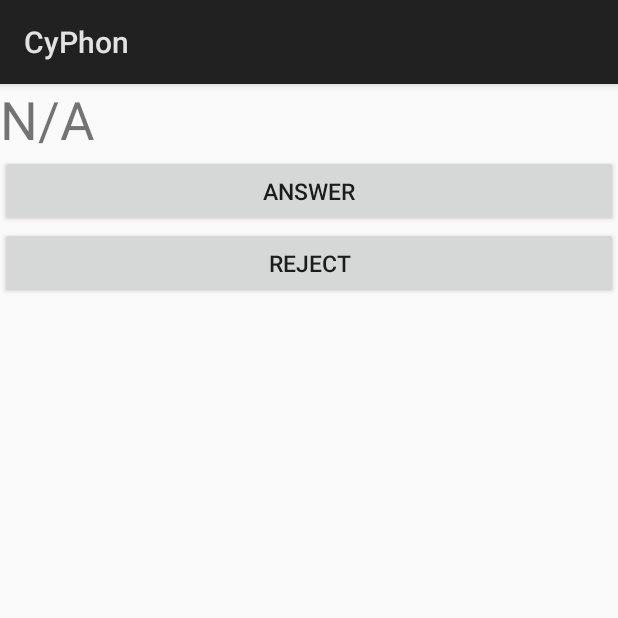
After one commit to arnab-dey/Cyphon, an Android app: the IncomingActivity screen opened directly, with no data from a screen before it, on a phone screen of 412 x 824 dp, the top half of it. The commit adds this screen. Run offline under Robolectric (Android 15) with nearby library versions, the phone set to English and light mode, and no system bars.

Commit message:
Modified for incoming activity

```diff
--- /dev/null
+++ b/app/src/main/java/cy/app/bt/hfpclient/cyphon/IncomingActivity.java
@@ -0,0 +1,87 @@
+package cy.app.bt.hfpclient.cyphon;
+
+import android.app.Activity;
+import android.content.BroadcastReceiver;
+import android.content.Context;
+import android.content.Intent;
+import android.content.IntentFilter;
+import android.os.Bundle;
+import android.util.Log;
+import android.view.View;
+import android.widget.Button;
+import android.widget.TextView;
+
+/**
+ * Created by user on 10/5/18.
+ */
+
+public class IncomingActivity extends Activity {
+
+    private static final String TAG = "IncomingActivity";
+
+    private Button answerButton;
+    private Button rejectButton;
+    private TextView numberView;
+
+    @Override
+    public void onCreate(Bundle savedInstanceState) {
+        Log.d(TAG, "onCreate");
+        super.onCreate(savedInstanceState);
+        setContentView(R.layout.activity_hfp_client_main_mod);
+        registerReceiver(broadcastReceiver, new IntentFilter("finish_activity"));
+
+        String number = getIntent().getStringExtra("EXTRA_NUMBER_HOME_ACTIVITY");
+        numberView = (TextView)findViewById(R.id.mod_number);
+        if(null != number) {
+            numberView.setText(number);
+        } else {
+            numberView.setText("N/A");
+        }
+
+        answerButton = (Button)findViewById(R.id.mod_answer_button);
+        answerButton.setOnClickListener(new View.OnClickListener() {
+            @Override
+            public void onClick(View v) {
+                String message = "answer";
+                Intent intent = new Intent();
+                intent.putExtra("ACTION", message);
+                setResult(RESULT_OK, intent);
+                finish();
+            }
+        });
+
+        rejectButton = (Button)findViewById(R.id.mod_reject_button);
+        rejectButton.setOnClickListener(new View.OnClickListener() {
+            @Override
+            public void onClick(View v) {
+                String message = "reject";
+                Intent intent = new Intent();
+                intent.putExtra("ACTION", message);
+                setResult(RESULT_OK, intent);
+                finish();
+            }
+        });
+    }
+
+    @Override
+    public void onNewIntent(Intent intent) {
+        Log.d(TAG, "onNewIntent");
+        String number = intent.getStringExtra("EXTRA_NUMBER_HOME_ACTIVITY");
+        numberView = (TextView)findViewById(R.id.mod_number);
+        if(null != number) {
+            numberView.setText(number);
+        } else {
+            numberView.setText("N/A");
+        }
+    }
+
+    BroadcastReceiver broadcastReceiver = new BroadcastReceiver() {
+        @Override
+        public void onReceive(Context context, Intent intent) {
+            String action = intent.getAction();
+            if(action.equals("finish_activity")) {
+                finish();
+            }
+        }
+    };
+}
--- a/app/src/main/res/layout/activity_hfp_client_main_mod.xml
+++ b/app/src/main/res/layout/activity_hfp_client_main_mod.xml
@@ -1,6 +1,31 @@
 <?xml version="1.0" encoding="utf-8"?>
 <LinearLayout xmlns:android="http://schemas.android.com/apk/res/android"
     android:layout_width="match_parent"
-    android:layout_height="match_parent">
+    android:layout_height="match_parent"
+    android:orientation="vertical">
+
+    <TextView
+        android:id="@+id/mod_number"
+        android:layout_width="match_parent"
+        android:layout_height="wrap_content"
+        android:text="N/A"
+        android:textSize="35dp"
+        android:visibility="visible" />
+
+    <Button
+        android:id="@+id/mod_answer_button"
+        android:layout_width="match_parent"
+        android:layout_height="wrap_content"
+        android:text="Answer"
+        android:textSize="15dp"
+        android:visibility="visible" />
+
+    <Button
+        android:id="@+id/mod_reject_button"
+        android:layout_width="match_parent"
+        android:layout_height="wrap_content"
+        android:text="Reject"
+        android:textSize="15dp"
+        android:visibility="visible" />
 
 </LinearLayout>
```
Also changed, not shown: app/src/main/AndroidManifest.xml (+8 -0 lines), app/src/main/java/cy/app/bt/hfpclient/cyphon/HfpClientMainActivity.java (+63 -0 lines).
